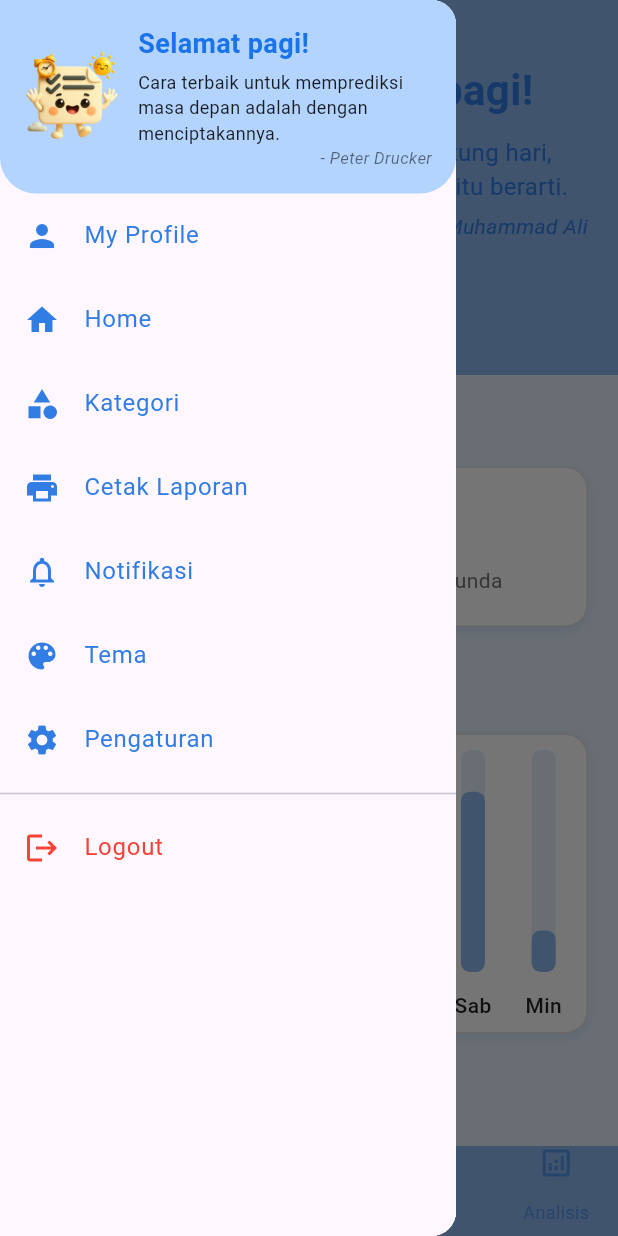
After one commit to geiskaa/cblistify, a Flutter app: the ProfilPage screen opened directly, with the side drawer open, on a phone screen of 412 x 824 dp. The commit adds this screen. Run offline on Flutter 3.47's test engine with Material 3 defaults, Android fonts, the light colour scheme and no system bars; drawn by our look-alikes of fl_chart; our stand-ins replace get_storage, image_cropper, image_picker, supabase_flutter, table_calendar; accounts and stored records are empty.

Commit message:
ubah menu dll

```diff
--- a/lib/home/home_page.dart
+++ b/lib/home/home_page.dart
@@ -1,7 +1,7 @@
 import 'package:flutter/material.dart';
 import 'package:provider/provider.dart';
 import 'package:supabase_flutter/supabase_flutter.dart';
-import 'package:cblistify/pages/menu.dart';
+import 'package:cblistify/pages/menu/menu.dart';
 import 'package:cblistify/pages/tugas/buat_tugas.dart';
 import 'package:cblistify/pages/tugas/detail_tugas.dart';
 import 'package:cblistify/tema/theme_pallete.dart';
--- /dev/null
+++ b/lib/pages/menu/menu.dart
@@ -0,0 +1,227 @@
+import 'package:flutter/material.dart';
+import 'package:provider/provider.dart';
+import 'package:cblistify/pages/menu/cetak_laporan.dart';
+import 'package:cblistify/home/home_page.dart';
+import 'package:cblistify/pages/menu/kategori.dart';
+import 'package:cblistify/pages/menu/notifikasi.dart';
+import 'package:cblistify/pages/menu/pengaturan.dart';
+import 'package:cblistify/pages/profil/profil.dart';
+import 'package:cblistify/tema/tema_page.dart';
+import 'package:cblistify/tema/theme_pallete.dart';
+import 'package:cblistify/tema/theme_notifier.dart';
+
+
+class DrawerMenu extends StatelessWidget {
+  const DrawerMenu({super.key});
+
+  @override
+  Widget build(BuildContext context) {
+    final palette = Provider.of<ThemeNotifier>(context).palette;
+
+    return Drawer(
+      child: Material(
+        color: Theme.of(context).canvasColor,
+        child: ListView(
+          padding: EdgeInsets.zero,
+          children: [
+            _buildGreetingHeader(palette),
+            _buildDrawerItem(
+              icon: Icons.person,
+              text: 'My Profile',
+              onTap: () => _navigateAfterClose(context, const ProfilPage(selectedIndex: 2)),
+              iconColor: palette.darker,
+            ),
+            _buildDrawerItem(
+              icon: Icons.home,
+              text: 'Home',
+              onTap: () => _navigateAfterClose(context, const HomePage(selectedIndex: 0)),
+              iconColor: palette.darker,
+            ),
+            _buildDrawerItem(
+              icon: Icons.category,
+              text: 'Kategori',
+              onTap: () => _navigateAfterClose(context, const KategoriPage()),
+              iconColor: palette.darker,
+            ),
+            _buildDrawerItem(
+              icon: Icons.print,
+              text: 'Cetak Laporan',
+              onTap: () => _navigateAfterClose(context, const CetakLaporanPage()),
+              iconColor: palette.darker,
+            ),
+            _buildDrawerItem(
+              icon: Icons.notifications_none,
+              text: 'Notifikasi',
+              onTap: () => _navigateAfterClose(context, const NotifikasiPage()),
+              iconColor: palette.darker,
+            ),
+            _buildDrawerItem(
+              icon: Icons.color_lens,
+              text: 'Tema',
+              onTap: () => _navigateAfterClose(context, TemaPage()),
+              iconColor: palette.darker,
+            ),
+            _buildDrawerItem(
+              icon: Icons.settings,
+              text: 'Pengaturan',
+              onTap: () => _navigateAfterClose(context, const PengaturanPage()),
+              iconColor: palette.darker,
+            ),
+            const Divider(),
+            _buildDrawerItem(
+              icon: Icons.logout,
+              text: 'Logout',
+              onTap: () {
+                Navigator.pop(context);
+                _showLogoutDialog(context);
+              },
+              iconColor: Colors.red,
+            ),
+          ],
+        ),
+      ),
+    );
+  }
+
+  void _showLogoutDialog(BuildContext context) {
+    showDialog(
+      context: context,
+      builder: (BuildContext dialogContext) {
+        final palette = Provider.of<ThemeNotifier>(context, listen: false).palette;
+        return AlertDialog(
+          shape: RoundedRectangleBorder(borderRadius: BorderRadius.circular(15)),
+          title: const Text('Konfirmasi Logout'),
+          content: const Text('Apakah Anda yakin ingin keluar dari aplikasi?'),
+          actions: <Widget>[
+            TextButton(
+              child: Text('Batal', style: TextStyle(color: Colors.grey[700])),
+              onPressed: () {
+                Navigator.of(dialogContext).pop(); // Tutup dialog
+              },
+            ),
+            ElevatedButton(
+              style: ElevatedButton.styleFrom(
+                backgroundColor: Colors.red, // Warna tombol konfirmasi
+                shape: RoundedRectangleBorder(borderRadius: BorderRadius.circular(10))
+              ),
+              child: const Text('Logout', style: TextStyle(color: Colors.white)),
+              onPressed: () {
+                Navigator.of(dialogContext).pop();
+                _performLogout(context);
+              },
+            ),
+          ],
+        );
+      },
+    );
+  }
+
+  void _performLogout(BuildContext context) async {
+
+    print("Proses logout berhasil, data sesi dihapus.");
+
+    Navigator.pushAndRemoveUntil(
+      context,
+      MaterialPageRoute(builder: (context) => const KategoriPage()),
+      (Route<dynamic> route) => false,
+    );
+  }
+
+  void _navigateAfterClose(BuildContext context, Widget? page) {
+  Navigator.pop(context);
+
+  Future.delayed(const Duration(milliseconds: 250), () {
+    if (page != null) {
+      Navigator.push(
+        context,
+        MaterialPageRoute(builder: (context) => page),
+      );
+    }
+  });
+}
+
+  Widget _buildGreetingHeader(ThemePalette palette) {
+    final hour = DateTime.now().hour;
+    String greeting;
+    String imagePath;
+
+    if (hour >= 5 && hour < 12) {
+      greeting = 'Selamat pagi!';
+      imagePath = 'assets/images/maskot_pagi.png';
+    } else if (hour >= 12 && hour < 17) {
+      greeting = 'Selamat siang!';
+      imagePath = 'assets/images/maskot_siang.png';
+    } else if (hour >= 17 && hour < 20) {
+      greeting = 'Selamat sore!';
+      imagePath = 'assets/images/maskot_sore.png';
+    } else {
+      greeting = 'Selamat malam!';
+      imagePath = 'assets/images/maskot_malam.png';
+    }
+
+    return Container(
+      padding: const EdgeInsets.all(16),
+      decoration: const BoxDecoration(
+        color: Color(0xFFB3D4FF),
+        borderRadius: BorderRadius.only(
+          bottomLeft: Radius.circular(24),
+          bottomRight: Radius.circular(24),
+        ),
+      ),
+      child: Row(
+        children: [
+          Image.asset(imagePath, height: 64, width: 64),
+          const SizedBox(width: 12),
+          Expanded(
+            child: Column(
+              crossAxisAlignment: CrossAxisAlignment.start,
+              children: [
+                Text(
+                  greeting,
+                  style: const TextStyle(
+                    fontSize: 18,
+                    fontWeight: FontWeight.bold,
+                    color: Color(0xFF1A73E8),
+                  ),
+                ),
+                const SizedBox(height: 4),
+                const Text(
+                  "Cara terbaik untuk memprediksi masa depan adalah dengan menciptakannya.",
+                  style: TextStyle(fontSize: 12, color: Colors.black87),
+                ),
+                const Align(
+                  alignment: Alignment.bottomRight,
+                  child: Text(
+                    "- Peter Drucker",
+                    style: TextStyle(
+                      fontStyle: FontStyle.italic,
+                      fontSize: 11,
+                      color: Colors.black54,
+                    ),
+                  ),
+                ),
+              ],
+            ),
+          ),
+        ],
+      ),
+    );
+  }
+
+  /// Widget item drawer yang dapat ditekan
+  Widget _buildDrawerItem({
+    required IconData icon,
+    required String text,
+    required VoidCallback onTap,
+    required Color iconColor,
+  }) {
+    return ListTile(
+      leading: Icon(icon, color: iconColor),
+      title: Text(
+        text,
+        style: TextStyle(color: iconColor),
+      ),
+      onTap: onTap,
+    );
+  }
+}
--- a/lib/pages/pomodoro/pomodoro.dart
+++ b/lib/pages/pomodoro/pomodoro.dart
@@ -2,7 +2,7 @@ import 'package:flutter/material.dart';
 import 'package:provider/provider.dart';
 import 'package:cblistify/home/home_page.dart';
 import 'package:cblistify/pages/kalender.dart';
-import 'package:cblistify/pages/menu.dart';
+import 'package:cblistify/pages/menu/menu.dart';
 import 'package:cblistify/pages/pomodoro/tasks_dialog.dart';
 import 'package:cblistify/widgets/custom_navbar.dart';
 import 'package:cblistify/pages/pomodoro/settings_dialog.dart';
--- a/lib/pages/profil/profil.dart
+++ b/lib/pages/profil/profil.dart
@@ -1,7 +1,7 @@
 import 'package:flutter/material.dart';
 import 'package:provider/provider.dart';
 import 'package:fl_chart/fl_chart.dart';
-import 'package:cblistify/pages/menu.dart';
+import 'package:cblistify/pages/menu/menu.dart';
 import 'package:cblistify/tema/theme_notifier.dart';
 import 'package:cblistify/tema/theme_pallete.dart';
 import 'package:cblistify/widgets/custom_navbar.dart';
--- a/lib/widgets/custom_navbar.dart
+++ b/lib/widgets/custom_navbar.dart
@@ -3,7 +3,7 @@ import 'package:flutter/material.dart';
 import 'package:provider/provider.dart';
 import 'package:cblistify/home/home_page.dart';
 import 'package:cblistify/pages/kalender.dart';
-import 'package:cblistify/pages/menu.dart';
+import 'package:cblistify/pages/menu/menu.dart';
 import 'package:cblistify/pages/pomodoro/pomodoro.dart';
 import 'package:cblistify/pages/profil/profil.dart';
 import 'package:cblistify/tema/theme_notifier.dart';
```
Also changed, not shown: lib/pages/menu.dart (deleted, +0 -16 lines), lib/pages/menu/pengaturan.dart (added, +45 -0 lines), lib/pages/profil.dart (deleted, +0 -217 lines), pubspec.yaml (+8 -2 lines), assets/logolistify.png (deleted), lib/pages/menu/cetak_laporan.dart (renamed from lib/pages/cetak_laporan.dart), lib/pages/menu/kategori.dart (renamed from lib/pages/kategori.dart), lib/pages/menu/notifikasi.dart (renamed from lib/pages/notifikasi.dart).
